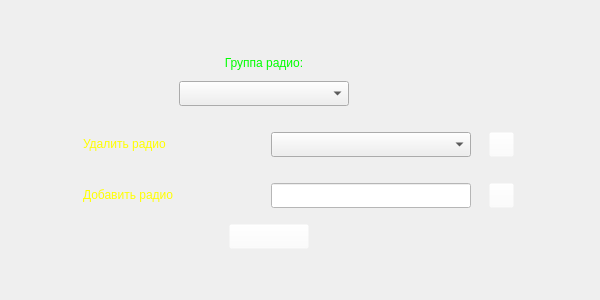
Above: editlistradio.ui from MaximTarutin/maxradio before the change. Below: the same form after it.
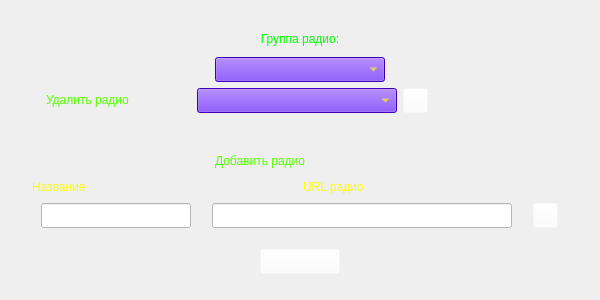
That is the form after the change. Icons and pictures are not drawn.

Commit message: Переделан дизайн редактора

```diff
--- a/editlistradio.ui
+++ b/editlistradio.ui
@@ -31,98 +31,9 @@
   <property name="styleSheet">
    <string notr="true"/>
   </property>
-  <layout class="QGridLayout" name="gridLayout_2">
-   <item row="0" column="0">
-    <layout class="QGridLayout" name="gridLayout">
-     <item row="4" column="0">
-      <layout class="QHBoxLayout" name="horizontalLayout_2">
-       <item>
-        <spacer name="horizontalSpacer_10">
-         <property name="orientation">
-          <enum>Qt::Horizontal</enum>
-         </property>
-         <property name="sizeType">
-          <enum>QSizePolicy::Fixed</enum>
-         </property>
-         <property name="sizeHint" stdset="0">
-          <size>
-           <width>60</width>
-           <height>20</height>
-          </size>
-         </property>
-        </spacer>
-       </item>
-       <item>
-        <widget class="QLabel" name="add_label">
-         <property name="minimumSize">
-          <size>
-           <width>170</width>
-           <height>20</height>
-          </size>
-         </property>
-         <property name="maximumSize">
-          <size>
-           <width>170</width>
-           <height>20</height>
-          </size>
-         </property>
-         <property name="styleSheet">
-          <string notr="true">background-color: rgba(255, 255, 255, 0);
-color: rgb(255, 255, 0);
-font: 700 italic 14pt &quot;Times New Roman&quot;;</string>
-         </property>
-         <property name="text">
-          <string>Добавить радио</string>
-         </property>
-        </widget>
-       </item>
-       <item>
-        <widget class="QLineEdit" name="lineEdit">
-         <property name="minimumSize">
-          <size>
-           <width>200</width>
-           <height>25</height>
-          </size>
-         </property>
-         <property name="maximumSize">
-          <size>
-           <width>200</width>
-           <height>25</height>
-          </size>
-         </property>
-         <property name="styleSheet">
-          <string notr="true">background-color: rgba(255, 255, 255, 0);
-background-color: rgb(255, 255, 255);</string>
-         </property>
-        </widget>
-       </item>
-       <item>
-        <widget class="QPushButton" name="add_pushButton">
-         <property name="minimumSize">
-          <size>
-           <width>25</width>
-           <height>25</height>
-          </size>
-         </property>
-         <property name="maximumSize">
-          <size>
-           <width>25</width>
-           <height>25</height>
-          </size>
-         </property>
-         <property name="styleSheet">
-          <string notr="true">background-color: rgba(255, 255, 255, 0);
-border-image: url(:/res/add.png);</string>
-         </property>
-         <property name="text">
-          <string/>
-         </property>
-        </widget>
-       </item>
-      </layout>
-     </item>
-     <item row="3" column="0">
-      <spacer name="verticalSpacer_2">
+  <layout class="QGridLayout" name="gridLayout_6">
+   <item row="0" column="1">
+    <spacer name="verticalSpacer_4">
        <property name="orientation">
         <enum>Qt::Vertical</enum>
        </property>
@@ -132,12 +43,30 @@
        <property name="sizeHint" stdset="0">
         <size>
          <width>20</width>
+       <height>15</height>
+      </size>
+     </property>
+    </spacer>
+   </item>
+   <item row="1" column="0">
+    <spacer name="horizontalSpacer_2">
+     <property name="orientation">
+      <enum>Qt::Horizontal</enum>
+     </property>
+     <property name="sizeType">
+      <enum>QSizePolicy::Fixed</enum>
+     </property>
+     <property name="sizeHint" stdset="0">
+      <size>
+       <width>15</width>
          <height>20</height>
         </size>
        </property>
       </spacer>
      </item>
-     <item row="6" column="0">
+   <item row="1" column="1">
+    <layout class="QGridLayout" name="gridLayout_5">
+     <item row="5" column="0">
       <layout class="QHBoxLayout" name="horizontalLayout_3">
        <item>
         <spacer name="horizontalSpacer_5">
@@ -184,8 +113,187 @@
        </item>
       </layout>
      </item>
-     <item row="5" column="0">
-      <spacer name="verticalSpacer_3">
+     <item row="3" column="0">
+      <layout class="QVBoxLayout" name="verticalLayout">
+       <item>
+        <layout class="QGridLayout" name="gridLayout_3">
+         <item row="0" column="1">
+          <widget class="QLabel" name="add_label">
+           <property name="minimumSize">
+            <size>
+             <width>170</width>
+             <height>20</height>
+            </size>
+           </property>
+           <property name="maximumSize">
+            <size>
+             <width>170</width>
+             <height>20</height>
+            </size>
+           </property>
+           <property name="styleSheet">
+            <string notr="true">background-color: rgba(255, 255, 255, 0);
+color: rgb(85, 255, 0);
+font: 700 italic 14pt &quot;Times New Roman&quot;;</string>
+           </property>
+           <property name="text">
+            <string>Добавить радио</string>
+           </property>
+          </widget>
+         </item>
+         <item row="0" column="2">
+          <spacer name="horizontalSpacer_12">
+           <property name="orientation">
+            <enum>Qt::Horizontal</enum>
+           </property>
+           <property name="sizeHint" stdset="0">
+            <size>
+             <width>175</width>
+             <height>17</height>
+            </size>
+           </property>
+          </spacer>
+         </item>
+         <item row="0" column="0">
+          <spacer name="horizontalSpacer_11">
+           <property name="orientation">
+            <enum>Qt::Horizontal</enum>
+           </property>
+           <property name="sizeHint" stdset="0">
+            <size>
+             <width>165</width>
+             <height>17</height>
+            </size>
+           </property>
+          </spacer>
+         </item>
+        </layout>
+       </item>
+       <item>
+        <layout class="QGridLayout" name="gridLayout_4">
+         <item row="0" column="4">
+          <spacer name="horizontalSpacer_3">
+           <property name="orientation">
+            <enum>Qt::Horizontal</enum>
+           </property>
+           <property name="sizeHint" stdset="0">
+            <size>
+             <width>18</width>
+             <height>20</height>
+            </size>
+           </property>
+          </spacer>
+         </item>
+         <item row="0" column="3">
+          <widget class="QLabel" name="label_2">
+           <property name="styleSheet">
+            <string notr="true">font: 700 italic 14pt &quot;Times New Roman&quot;;
+color: rgb(255, 255, 0);</string>
+           </property>
+           <property name="text">
+            <string>URL радио</string>
+           </property>
+          </widget>
+         </item>
+         <item row="1" column="0" colspan="5">
+          <layout class="QHBoxLayout" name="horizontalLayout_2">
+           <item>
+            <widget class="QLineEdit" name="add_url_lineEdit_2">
+             <property name="minimumSize">
+              <size>
+               <width>150</width>
+               <height>25</height>
+              </size>
+             </property>
+             <property name="maximumSize">
+              <size>
+               <width>150</width>
+               <height>25</height>
+              </size>
+             </property>
+             <property name="styleSheet">
+              <string notr="true">background-color: rgba(255, 255, 255, 0);
+background-color: rgb(255, 255, 255);</string>
+             </property>
+            </widget>
+           </item>
+           <item>
+            <widget class="QLineEdit" name="add_url_lineEdit">
+             <property name="minimumSize">
+              <size>
+               <width>300</width>
+               <height>25</height>
+              </size>
+             </property>
+             <property name="maximumSize">
+              <size>
+               <width>300</width>
+               <height>25</height>
+              </size>
+             </property>
+             <property name="styleSheet">
+              <string notr="true">background-color: rgba(255, 255, 255, 0);
+background-color: rgb(255, 255, 255);</string>
+             </property>
+            </widget>
+           </item>
+           <item>
+            <widget class="QPushButton" name="add_pushButton">
+             <property name="minimumSize">
+              <size>
+               <width>25</width>
+               <height>25</height>
+              </size>
+             </property>
+             <property name="maximumSize">
+              <size>
+               <width>25</width>
+               <height>25</height>
+              </size>
+             </property>
+             <property name="styleSheet">
+              <string notr="true">background-color: rgba(255, 255, 255, 0);
+border-image: url(:/res/add.png);</string>
+             </property>
+             <property name="text">
+              <string/>
+             </property>
+            </widget>
+           </item>
+          </layout>
+         </item>
+         <item row="0" column="1">
+          <widget class="QLabel" name="label">
+           <property name="styleSheet">
+            <string notr="true">font: 700 italic 14pt &quot;Times New Roman&quot;;
+color: rgb(255, 255, 0);</string>
+           </property>
+           <property name="text">
+            <string>Название</string>
+           </property>
+          </widget>
+         </item>
+         <item row="0" column="2">
+          <spacer name="horizontalSpacer">
+           <property name="orientation">
+            <enum>Qt::Horizontal</enum>
+           </property>
+           <property name="sizeHint" stdset="0">
+            <size>
+             <width>40</width>
+             <height>20</height>
+            </size>
+           </property>
+          </spacer>
+         </item>
+        </layout>
+       </item>
+      </layout>
+     </item>
+     <item row="1" column="0">
+      <layout class="QHBoxLayout" name="horizontalLayout_4">
+       <item>
+        <spacer name="verticalSpacer">
        <property name="orientation">
         <enum>Qt::Vertical</enum>
        </property>
@@ -195,46 +303,36 @@
        <property name="sizeHint" stdset="0">
         <size>
          <width>20</width>
-         <height>10</height>
+           <height>13</height>
         </size>
        </property>
       </spacer>
      </item>
-     <item row="2" column="0">
+       <item>
       <layout class="QHBoxLayout" name="horizontalLayout">
-       <item>
-        <spacer name="horizontalSpacer_9">
-         <property name="orientation">
-          <enum>Qt::Horizontal</enum>
+         <property name="spacing">
+          <number>6</number>
          </property>
-         <property name="sizeType">
-          <enum>QSizePolicy::Fixed</enum>
+         <property name="sizeConstraint">
+          <enum>QLayout::SetMinimumSize</enum>
          </property>
-         <property name="sizeHint" stdset="0">
-          <size>
-           <width>60</width>
-           <height>20</height>
-          </size>
-         </property>
-        </spacer>
-       </item>
        <item>
         <widget class="QLabel" name="del_label">
          <property name="minimumSize">
           <size>
-           <width>170</width>
+             <width>135</width>
            <height>20</height>
           </size>
          </property>
          <property name="maximumSize">
           <size>
-           <width>170</width>
+             <width>100</width>
            <height>20</height>
           </size>
          </property>
          <property name="styleSheet">
           <string notr="true">background-color: rgba(255, 255, 255, 0);
-color: rgb(255, 255, 0);
+color: rgb(85, 255, 0);
 font: 700 italic 14pt &quot;Times New Roman&quot;;</string>
          </property>
          <property name="text">
@@ -242,6 +340,22 @@
          </property>
         </widget>
        </item>
+         <item>
+          <spacer name="horizontalSpacer_9">
+           <property name="orientation">
+            <enum>Qt::Horizontal</enum>
+           </property>
+           <property name="sizeType">
+            <enum>QSizePolicy::Fixed</enum>
+           </property>
+           <property name="sizeHint" stdset="0">
+            <size>
+             <width>10</width>
+             <height>20</height>
+            </size>
+           </property>
+          </spacer>
+         </item>
        <item>
         <widget class="QComboBox" name="del_comboBox">
          <property name="minimumSize">
@@ -256,6 +370,13 @@
            <height>25</height>
           </size>
          </property>
+           <property name="styleSheet">
+            <string notr="true">selection-background-color: rgb(255, 255, 0);
+font: 700 italic 12pt &quot;Times New Roman&quot;;
+background-color: rgb(85, 0, 255);
+color: rgb(255, 255, 0);
+selection-color: rgb(0, 0, 255);</string>
+           </property>
         </widget>
        </item>
        <item>
@@ -283,25 +404,40 @@
        </item>
       </layout>
      </item>
-     <item row="1" column="0">
-      <spacer name="verticalSpacer">
+       <item>
+        <spacer name="horizontalSpacer_10">
+         <property name="orientation">
+          <enum>Qt::Horizontal</enum>
+         </property>
+         <property name="sizeHint" stdset="0">
+          <size>
+           <width>40</width>
+           <height>20</height>
+          </size>
+         </property>
+        </spacer>
+       </item>
+      </layout>
+     </item>
+     <item row="2" column="0">
+      <spacer name="verticalSpacer_5">
        <property name="orientation">
         <enum>Qt::Vertical</enum>
        </property>
        <property name="sizeType">
-        <enum>QSizePolicy::Fixed</enum>
+        <enum>QSizePolicy::Expanding</enum>
        </property>
        <property name="sizeHint" stdset="0">
         <size>
-         <width>20</width>
-         <height>20</height>
+         <width>17</width>
+         <height>13</height>
         </size>
        </property>
       </spacer>
      </item>
      <item row="0" column="0">
-      <layout class="QHBoxLayout" name="horizontalLayout_4">
-       <item>
+      <layout class="QGridLayout" name="gridLayout_2">
+       <item row="0" column="0">
         <spacer name="horizontalSpacer_7">
          <property name="orientation">
           <enum>Qt::Horizontal</enum>
@@ -314,25 +450,9 @@
          </property>
         </spacer>
        </item>
-       <item>
-        <layout class="QVBoxLayout" name="verticalLayout">
-         <item>
-          <spacer name="verticalSpacer_4">
-           <property name="orientation">
-            <enum>Qt::Vertical</enum>
-           </property>
-           <property name="sizeType">
-            <enum>QSizePolicy::Fixed</enum>
-           </property>
-           <property name="sizeHint" stdset="0">
-            <size>
-             <width>20</width>
-             <height>20</height>
-            </size>
-           </property>
-          </spacer>
-         </item>
-         <item>
+       <item row="0" column="1">
+        <layout class="QGridLayout" name="gridLayout">
+         <item row="1" column="0">
           <widget class="QLabel" name="Category_label">
            <property name="minimumSize">
             <size>
@@ -359,7 +479,7 @@
            </property>
           </widget>
          </item>
-         <item>
+         <item row="2" column="0">
           <widget class="QComboBox" name="Category_comboBox">
            <property name="minimumSize">
             <size>
@@ -367,11 +487,18 @@
              <height>25</height>
             </size>
            </property>
+           <property name="styleSheet">
+            <string notr="true">selection-background-color: rgb(255, 255, 0);
+font: 700 italic 12pt &quot;Times New Roman&quot;;
+background-color: rgb(85, 0, 255);
+color: rgb(255, 255, 0);
+selection-color: rgb(0, 0, 255);</string>
+           </property>
           </widget>
          </item>
         </layout>
        </item>
-       <item>
+       <item row="0" column="2">
         <spacer name="horizontalSpacer_8">
          <property name="orientation">
           <enum>Qt::Horizontal</enum>
@@ -386,42 +513,42 @@
        </item>
       </layout>
      </item>
+     <item row="4" column="0">
+      <spacer name="verticalSpacer_6">
+       <property name="orientation">
+        <enum>Qt::Vertical</enum>
+       </property>
+       <property name="sizeType">
+        <enum>QSizePolicy::Fixed</enum>
+       </property>
+       <property name="sizeHint" stdset="0">
+        <size>
+         <width>20</width>
+         <height>15</height>
+        </size>
+       </property>
+      </spacer>
+     </item>
+    </layout>
+   </item>
+   <item row="1" column="2">
+    <spacer name="horizontalSpacer_4">
+     <property name="orientation">
+      <enum>Qt::Horizontal</enum>
+     </property>
+     <property name="sizeType">
+      <enum>QSizePolicy::Fixed</enum>
+     </property>
+     <property name="sizeHint" stdset="0">
+      <size>
+       <width>15</width>
+       <height>20</height>
+      </size>
+     </property>
+    </spacer>
+   </item>
      <item row="2" column="1">
-      <spacer name="horizontalSpacer">
-       <property name="orientation">
-        <enum>Qt::Horizontal</enum>
-       </property>
-       <property name="sizeType">
-        <enum>QSizePolicy::Expanding</enum>
-       </property>
-       <property name="sizeHint" stdset="0">
-        <size>
-         <width>20</width>
-         <height>20</height>
-        </size>
-       </property>
-      </spacer>
-     </item>
-     <item row="4" column="1">
-      <spacer name="horizontalSpacer_2">
-       <property name="orientation">
-        <enum>Qt::Horizontal</enum>
-       </property>
-       <property name="sizeType">
-        <enum>QSizePolicy::Expanding</enum>
-       </property>
-       <property name="sizeHint" stdset="0">
-        <size>
-         <width>20</width>
-         <height>20</height>
-        </size>
-       </property>
-      </spacer>
-     </item>
-    </layout>
-   </item>
-   <item row="1" column="0">
-    <spacer name="verticalSpacer_5">
+    <spacer name="verticalSpacer_3">
      <property name="orientation">
       <enum>Qt::Vertical</enum>
      </property>
@@ -431,7 +558,7 @@
      <property name="sizeHint" stdset="0">
       <size>
        <width>20</width>
-       <height>20</height>
+       <height>15</height>
       </size>
      </property>
     </spacer>
```
Lines whose indentation alone changed are shown as unchanged. The commit also changes 2 other files.
